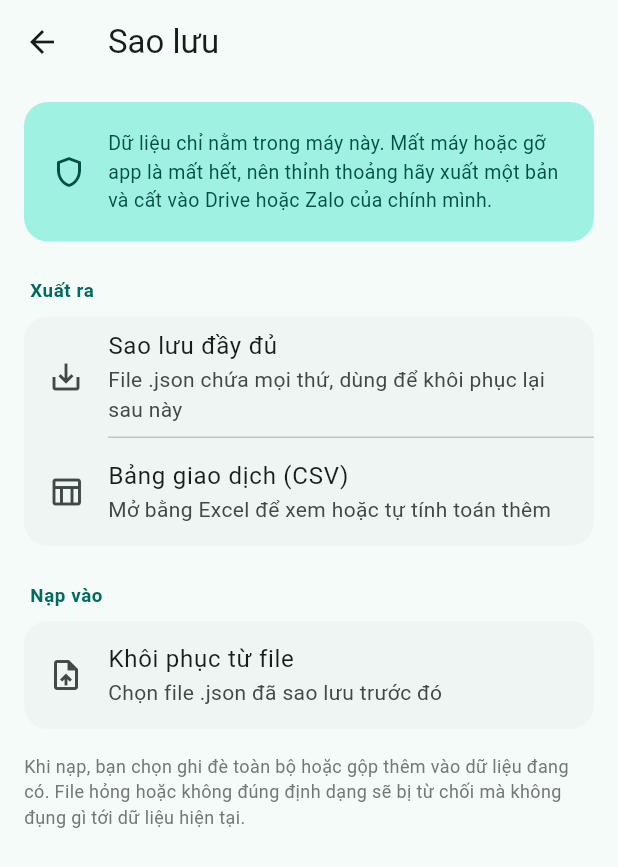
After one commit to nguyenzap/Money-Book-App, a Flutter app: the BackupScreen screen opened directly, after a tap on "Khôi phục từ file", on a phone screen of 412 x 824 dp. The commit adds this screen. Shown: the top 867 px of the screen. Run offline on Flutter 3.47's test engine with Material 3 defaults, Android fonts, the phone set to English and light mode, and no system bars; our stand-ins replace csv, drift, file_picker, flutter_riverpod, share_plus, sqlite3_flutter_libs; missing offline and left inert: sqlite3; accounts and stored records are empty; generated files the repository leaves out were written again.

Commit message:
Sao lưu và khôi phục dữ liệu ra file
Dữ liệu chỉ nằm trong máy nên file sao lưu là thứ duy nhất cứu được khi mất
máy hoặc gỡ nhầm app. Xuất JSON đầy đủ để khôi phục, hoặc CSV phẳng để mở
bằng Excel; cả hai chia sẻ đi bằng share_plus.

Khi nạp lại, id trong file không được dùng lại mà ánh xạ sang id mới, vì ở chế
độ gộp chúng gần như chắc chắn đụng với id đang có. Khoá ngày tháng và
debt_delta được tính lại từ dữ liệu gốc thay vì tin vào file, để một bản sao
lưu từ máy khác múi giờ không làm lệch thống kê.

Toàn bộ quá trình nạp chạy trong một giao dịch cơ sở dữ liệu: file hỏng hay
lỗi giữa chừng thì mọi thứ quay lại như cũ. File được đọc thử và kiểm tra
trước khi hỏi ghi đè hay gộp, nên file sai định dạng bị chặn ngay chứ không
phải sau khi người dùng đã đồng ý xoá sạch dữ liệu.

CSV ghi kèm BOM, nếu không Excel trên Windows đọc UTF-8 thành ký tự rác và
toàn bộ tiếng Việt bị vỡ. Loại giao dịch lưu bằng tên chữ chứ không phải số
thứ tự, để sau này thêm loại mới không làm hỏng file cũ.

Thêm 20 test: xuất rồi nhập lại phải ra đúng số dư, công nợ, thống kê, ngân
sách và cả nhóm trả dùm; hai chế độ ghi đè và gộp; từ chối file rác, file của
app khác và file từ phiên bản mới hơn. Tổng 123 test.

Đã thử trên emulator: xuất ra moneybook_20260906_0523.json và chia sẻ được
sang Drive, Gmail, Quick Share.

```diff
--- /dev/null
+++ b/lib/features/backup/backup_screen.dart
@@ -0,0 +1,259 @@
+import 'dart:io';
+
+import 'package:file_picker/file_picker.dart';
+import 'package:flutter/material.dart';
+import 'package:flutter_riverpod/flutter_riverpod.dart';
+import 'package:share_plus/share_plus.dart';
+
+import '../../core/format/dates.dart';
+import '../../core/providers.dart';
+import '../../core/widgets.dart';
+import 'backup_service.dart';
+
+final backupServiceProvider = Provider<BackupService>((ref) {
+  return BackupService(ref.watch(dbProvider));
+});
+
+class BackupScreen extends ConsumerStatefulWidget {
+  const BackupScreen({super.key});
+
+  @override
+  ConsumerState<BackupScreen> createState() => _BackupScreenState();
+}
+
+class _BackupScreenState extends ConsumerState<BackupScreen> {
+  bool _busy = false;
+
+  Future<void> _run(Future<void> Function() action) async {
+    if (_busy) return;
+    setState(() => _busy = true);
+    try {
+      await action();
+    } on BackupException catch (e) {
+      if (mounted) showSnack(context, e.message);
+    } catch (e) {
+      if (mounted) showSnack(context, 'Có lỗi xảy ra: $e');
+    } finally {
+      if (mounted) setState(() => _busy = false);
+    }
+  }
+
+  Future<void> _exportJson() => _run(() async {
+        final service = ref.read(backupServiceProvider);
+        final file = await service.writeJsonFile();
+        if (!mounted) return;
+        await SharePlus.instance.share(
+          ShareParams(
+            files: [XFile(file.path)],
+            subject: 'Sao lưu Quản Lý Chi Tiêu',
+            text: 'Bản sao lưu ngày ${formatDate(DateTime.now())}',
+          ),
+        );
+      });
+
+  Future<void> _exportCsv() => _run(() async {
+        final service = ref.read(backupServiceProvider);
+        final file = await service.writeCsvFile();
+        if (!mounted) return;
+        await SharePlus.instance.share(
+          ShareParams(
+            files: [XFile(file.path)],
+            subject: 'Giao dịch Quản Lý Chi Tiêu',
+          ),
+        );
+      });
+
+  Future<void> _import() => _run(() async {
+        final picked = await FilePicker.platform.pickFiles(
+          type: FileType.any,
+          withData: false,
+        );
+        final path = picked?.files.singleOrNull?.path;
+        if (path == null) return;
+
+        final service = ref.read(backupServiceProvider);
+        final content = await File(path).readAsString();
+
+        // Đọc thử trước để nói rõ sắp nạp bao nhiêu, và để file hỏng bị chặn
+        // ngay chứ không phải sau khi người dùng đã chọn ghi đè.
+        final stats = await service.peek(content);
+        if (!mounted) return;
+
+        final mode = await _askImportMode(stats);
+        if (mode == null || !mounted) return;
+
+        if (mode == ImportMode.replace) {
+          final confirmed = await confirmDialog(
+            context,
+            title: 'Ghi đè toàn bộ dữ liệu?',
+            message: 'Mọi ví, giao dịch, danh bạ và ngân sách hiện có sẽ bị '
+                'xoá, thay bằng dữ liệu trong file.\n\n'
+                'Nếu chưa chắc, hãy xuất một bản sao lưu trước.',
+            confirmLabel: 'Ghi đè',
+          );
+          if (!confirmed || !mounted) return;
+        }
+
+        final result = await service.import(content, mode: mode);
+        if (!mounted) return;
+        showSnack(
+          context,
+          'Đã nạp ${result.stats.transactions} giao dịch, '
+          '${result.stats.wallets} ví, ${result.stats.people} người',
+        );
+      });
+
+  Future<ImportMode?> _askImportMode(BackupStats stats) {
+    return showDialog<ImportMode>(
+      context: context,
+      builder: (context) => AlertDialog(
+        title: const Text('Nạp dữ liệu'),
+        content: Column(
+          mainAxisSize: MainAxisSize.min,
+          crossAxisAlignment: CrossAxisAlignment.start,
+          children: [
+            Text(
+              'File chứa ${stats.transactions} giao dịch, '
+              '${stats.wallets} ví, ${stats.categories} danh mục, '
+              '${stats.people} người'
+              '${stats.budgets > 0 ? ', ${stats.budgets} hạn mức' : ''}.',
+            ),
+            const SizedBox(height: 16),
+            const Text('Bạn muốn nạp thế nào?'),
+          ],
+        ),
+        actions: [
+          TextButton(
+            onPressed: () => Navigator.pop(context),
+            child: const Text('Huỷ'),
+          ),
+          TextButton(
+            onPressed: () => Navigator.pop(context, ImportMode.merge),
+            child: const Text('Gộp thêm'),
+          ),
+          FilledButton(
+            onPressed: () => Navigator.pop(context, ImportMode.replace),
+            child: const Text('Ghi đè'),
+          ),
+        ],
+      ),
+    );
+  }
+
+  @override
+  Widget build(BuildContext context) {
+    final scheme = Theme.of(context).colorScheme;
+
+    return Scaffold(
+      appBar: AppBar(title: const Text('Sao lưu')),
+      body: Stack(
+        children: [
+          ListView(
+            padding: const EdgeInsets.fromLTRB(16, 12, 16, 32),
+            children: [
+              Card(
+                color: scheme.primaryContainer,
+                child: Padding(
+                  padding: const EdgeInsets.all(18),
+                  child: Row(
+                    children: [
+                      Icon(
+                        Icons.shield_outlined,
+                        color: scheme.onPrimaryContainer,
+                      ),
+                      const SizedBox(width: 14),
+                      Expanded(
+                        child: Text(
+                          'Dữ liệu chỉ nằm trong máy này. Mất máy hoặc gỡ app '
+                          'là mất hết, nên thỉnh thoảng hãy xuất một bản và '
+                          'cất vào Drive hoặc Zalo của chính mình.',
+                          style: TextStyle(
+                            fontSize: 13,
+                            color: scheme.onPrimaryContainer,
+                          ),
+                        ),
+                      ),
+                    ],
+                  ),
+                ),
+              ),
+              const SizedBox(height: 24),
+              _SectionLabel('Xuất ra'),
+              Card(
+                child: Column(
+                  children: [
+                    ListTile(
+                      leading: const Icon(Icons.save_alt),
+                      title: const Text('Sao lưu đầy đủ'),
+                      subtitle: const Text(
+                        'File .json chứa mọi thứ, dùng để khôi phục lại sau này',
+                      ),
+                      onTap: _busy ? null : _exportJson,
+                    ),
+                    const Divider(height: 1, indent: 56),
+                    ListTile(
+                      leading: const Icon(Icons.table_chart_outlined),
+                      title: const Text('Bảng giao dịch (CSV)'),
+                      subtitle: const Text(
+                        'Mở bằng Excel để xem hoặc tự tính toán thêm',
+                      ),
+                      onTap: _busy ? null : _exportCsv,
+                    ),
+                  ],
+                ),
+              ),
+              const SizedBox(height: 24),
+              _SectionLabel('Nạp vào'),
+              Card(
+                child: ListTile(
+                  leading: const Icon(Icons.upload_file),
+                  title: const Text('Khôi phục từ file'),
+                  subtitle: const Text(
+                    'Chọn file .json đã sao lưu trước đó',
+                  ),
+                  onTap: _busy ? null : _import,
+                ),
+              ),
+              const SizedBox(height: 16),
+              Text(
+                'Khi nạp, bạn chọn ghi đè toàn bộ hoặc gộp thêm vào dữ liệu '
+                'đang có. File hỏng hoặc không đúng định dạng sẽ bị từ chối '
+                'mà không đụng gì tới dữ liệu hiện tại.',
+                style: TextStyle(fontSize: 12, color: scheme.outline),
+              ),
+            ],
+          ),
+          if (_busy)
+            const Positioned.fill(
+              child: ColoredBox(
+                color: Color(0x33000000),
+                child: Center(child: CircularProgressIndicator()),
+              ),
+            ),
+        ],
+      ),
+    );
+  }
+}
+
+class _SectionLabel extends StatelessWidget {
+  const _SectionLabel(this.text);
+
+  final String text;
+
+  @override
+  Widget build(BuildContext context) {
+    return Padding(
+      padding: const EdgeInsets.only(left: 4, bottom: 8),
+      child: Text(
+        text,
+        style: TextStyle(
+          fontSize: 12.5,
+          fontWeight: FontWeight.w700,
+          letterSpacing: 0.4,
+          color: Theme.of(context).colorScheme.primary,
+        ),
+      ),
+    );
+  }
+}
--- a/lib/features/settings/settings_screen.dart
+++ b/lib/features/settings/settings_screen.dart
@@ -1,6 +1,7 @@
 import 'package:flutter/material.dart';
 import 'package:flutter_riverpod/flutter_riverpod.dart';
 
+import '../backup/backup_screen.dart';
 import '../budgets/budget_screen.dart';
 import '../categories/category_list_screen.dart';
 import '../people/person_list_screen.dart';
@@ -57,6 +58,18 @@ class SettingsScreen extends ConsumerWidget {
             ),
           ),
           const Divider(),
+          const _SectionLabel('An toàn dữ liệu'),
+          ListTile(
+            leading: const Icon(Icons.backup_outlined),
+            title: const Text('Sao lưu'),
+            subtitle: const Text('Xuất ra file, khôi phục khi cần'),
+            trailing: const Icon(Icons.chevron_right),
+            onTap: () => Navigator.push(
+              context,
+              MaterialPageRoute(builder: (_) => const BackupScreen()),
+            ),
+          ),
+          const Divider(),
           const _SectionLabel('Về ứng dụng'),
           const ListTile(
             leading: Icon(Icons.info_outline),
```
Also changed, not shown: lib/features/backup/backup_service.dart (added, +427 -0 lines), 1 other file.
